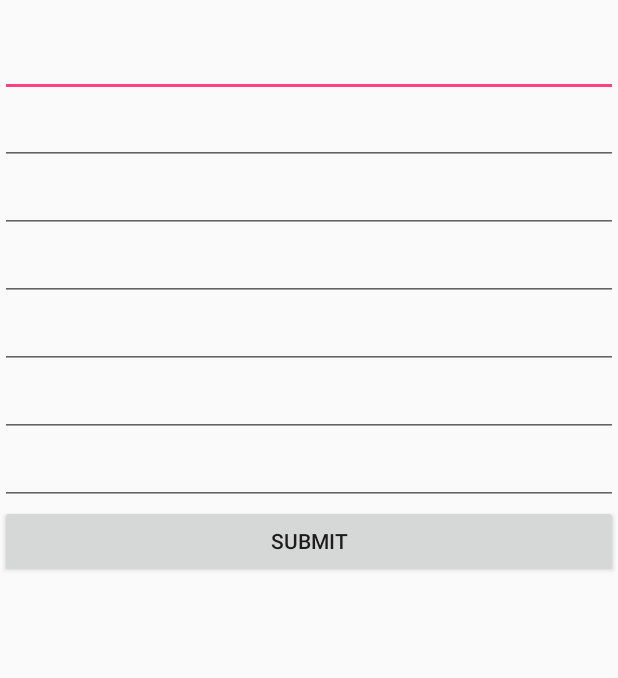
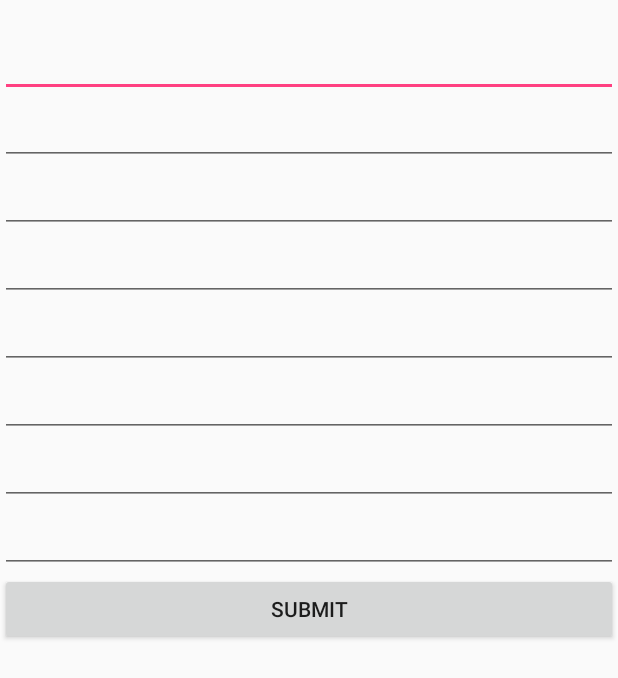
Before and after one commit to Tokimetakaari/howToJava, an Android app: the layout cloze_8.xml on its own in the app's theme, with its tools: preview values and no code run, on a phone screen of 412 x 824 dp. Shown: the top 678 px of the screen. Run offline under Robolectric (Android 15) with nearby library versions, the phone set to English and light mode, and no system bars.

Commit message:
Cloze update

```diff
--- a/app/src/main/res/layout/cloze.xml
+++ b/app/src/main/res/layout/cloze_8.xml
@@ -10,6 +10,11 @@
         android:id="@+id/cloze_text"/>
 
     <!--Müssen wahrscheinlich verschiedene Layouts machen für den Lückentext-->
+
+    <EditText
+        android:layout_width="match_parent"
+        android:layout_height="wrap_content"
+        android:id="@+id/cloze_answer_1"/>
 
     <EditText
         android:layout_width="match_parent"
@@ -37,9 +42,9 @@
         android:id="@+id/cloze_answer_6"/>
 
     <EditText
-    android:layout_width="match_parent"
-    android:layout_height="wrap_content"
-    android:id="@+id/cloze_answer_7"/>
+         android:layout_width="match_parent"
+         android:layout_height="wrap_content"
+         android:id="@+id/cloze_answer_7"/>
 
     <EditText
         android:layout_width="match_parent"
```
